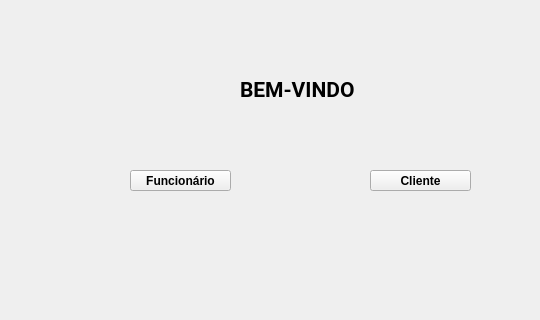
Old version of the form tela_inicial.ui in the repository somar07/Controle-de-Estoque-com-Interface; both pictures show x 0 to 540 and y 0 to 320 of the 640 by 480 pixel window.
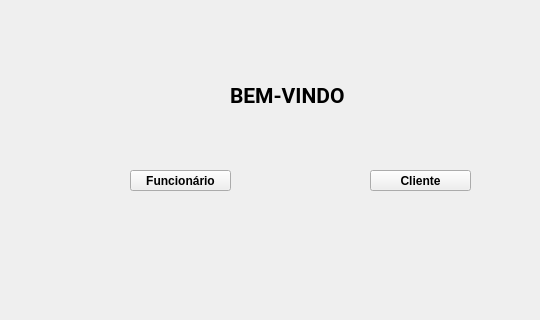
New version of the form.

Commit message: Ajuste nos elementos da interface

What changed in the file:
```diff
--- a/tela_inicial.ui
+++ b/tela_inicial.ui
@@ -17,10 +17,10 @@
    <widget class="QLabel" name="label">
     <property name="geometry">
      <rect>
-      <x>240</x>
+      <x>230</x>
       <y>80</y>
-      <width>121</width>
-      <height>20</height>
+      <width>141</width>
+      <height>31</height>
      </rect>
     </property>
     <property name="font">
```
The commit also changes 3 other files.
